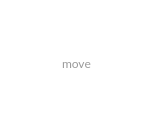
meganz/MEGAsync, file src/MEGASync/stalled_issues/gui/linux/StalledIssueFilePath.ui: the form before one commit.
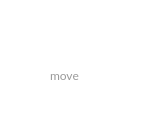
The form after the commit.

Commit message: UI fixes for Linux // Move to trash implemented for Linux

Diff of the .ui file:
```diff
--- a/src/MEGASync/stalled_issues/gui/linux/StalledIssueFilePath.ui
+++ b/src/MEGASync/stalled_issues/gui/linux/StalledIssueFilePath.ui
@@ -6,10 +6,16 @@
    <rect>
     <x>0</x>
     <y>0</y>
-    <width>165</width>
-    <height>116</height>
+    <width>145</width>
+    <height>133</height>
    </rect>
   </property>
+  <property name="sizePolicy">
+   <sizepolicy hsizetype="Preferred" vsizetype="Preferred">
+    <horstretch>0</horstretch>
+    <verstretch>0</verstretch>
+   </sizepolicy>
+  </property>
   <property name="windowTitle">
    <string notr="true"/>
   </property>
@@ -62,7 +68,7 @@
     <number>10</number>
    </property>
    <property name="bottomMargin">
-    <number>15</number>
+    <number>10</number>
    </property>
    <property name="horizontalSpacing">
     <number>9</number>
@@ -70,29 +76,201 @@
    <property name="verticalSpacing">
     <number>0</number>
    </property>
-   <item row="0" column="1">
-    <widget class="QLabel" name="LocalOrRemoteIcon">
-     <property name="minimumSize">
-      <size>
-       <width>24</width>
-       <height>24</height>
-      </size>
+   <item row="2" column="1" colspan="2" alignment="Qt::AlignTop">
+    <widget class="QWidget" name="file" native="true">
+     <property name="sizePolicy">
+      <sizepolicy hsizetype="Preferred" vsizetype="Preferred">
+       <horstretch>0</horstretch>
+       <verstretch>0</verstretch>
+      </sizepolicy>
      </property>
-     <property name="maximumSize">
-      <size>
-       <width>24</width>
-       <height>24</height>
-      </size>
+     <property name="styleSheet">
+      <string notr="true">#pathProblem
+{
+    font-family: Lato;
+    font-size: 12px;
+    line-height: 20px;
+    color: #999999;
+}
+
+#pathProblem
+{
+    color: #D90007;
+}</string>
      </property>
-     <property name="text">
-      <string/>
-     </property>
+     <layout class="QGridLayout" name="gridLayout_3">
+      <property name="leftMargin">
+       <number>0</number>
+      </property>
+      <property name="topMargin">
+       <number>0</number>
+      </property>
+      <property name="rightMargin">
+       <number>0</number>
+      </property>
+      <property name="bottomMargin">
+       <number>0</number>
+      </property>
+      <property name="spacing">
+       <number>0</number>
+      </property>
+      <item row="0" column="1">
+       <widget class="QWidget" name="filePathContainer" native="true">
+        <property name="sizePolicy">
+         <sizepolicy hsizetype="Expanding" vsizetype="Preferred">
+          <horstretch>0</horstretch>
+          <verstretch>0</verstretch>
+         </sizepolicy>
+        </property>
+        <property name="minimumSize">
+         <size>
+          <width>0</width>
+          <height>0</height>
+         </size>
+        </property>
+        <property name="maximumSize">
+         <size>
+          <width>16777215</width>
+          <height>16777215</height>
+         </size>
+        </property>
+        <property name="cursor">
+         <cursorShape>PointingHandCursor</cursorShape>
+        </property>
+        <property name="itsHover" stdset="0">
+         <bool>false</bool>
+        </property>
+        <layout class="QHBoxLayout" name="horizontalLayout" stretch="0,0,0">
+         <property name="spacing">
+          <number>3</number>
+         </property>
+         <property name="leftMargin">
+          <number>0</number>
+         </property>
+         <property name="topMargin">
+          <number>0</number>
+         </property>
+         <property name="rightMargin">
+          <number>0</number>
+         </property>
+         <property name="bottomMargin">
+          <number>0</number>
+         </property>
+         <item>
+          <widget class="QLabel" name="filePathIcon">
+           <property name="sizePolicy">
+            <sizepolicy hsizetype="Fixed" vsizetype="Fixed">
+             <horstretch>0</horstretch>
+             <verstretch>0</verstretch>
+            </sizepolicy>
+           </property>
+           <property name="minimumSize">
+            <size>
+             <width>24</width>
+             <height>24</height>
+            </size>
+           </property>
+           <property name="maximumSize">
+            <size>
+             <width>24</width>
+             <height>24</height>
+            </size>
+           </property>
+           <property name="text">
+            <string/>
+           </property>
+          </widget>
+         </item>
+         <item>
+          <widget class="QLabel" name="filePath">
+           <property name="sizePolicy">
+            <sizepolicy hsizetype="Expanding" vsizetype="Preferred">
+             <horstretch>0</horstretch>
+             <verstretch>0</verstretch>
+            </sizepolicy>
+           </property>
+           <property name="text">
+            <string/>
+           </property>
+          </widget>
+         </item>
+         <item>
+          <widget class="QLabel" name="filePathAction">
+           <property name="sizePolicy">
+            <sizepolicy hsizetype="Fixed" vsizetype="Fixed">
+             <horstretch>0</horstretch>
+             <verstretch>0</verstretch>
+            </sizepolicy>
+           </property>
+           <property name="minimumSize">
+            <size>
+             <width>16</width>
+             <height>16</height>
+            </size>
+           </property>
+           <property name="maximumSize">
+            <size>
+             <width>16</width>
+             <height>16</height>
+            </size>
+           </property>
+           <property name="text">
+            <string/>
+           </property>
+          </widget>
+         </item>
+        </layout>
+       </widget>
+      </item>
+      <item row="2" column="1">
+       <widget class="QLabel" name="pathProblem">
+        <property name="text">
+         <string/>
+        </property>
+       </widget>
+      </item>
+      <item row="0" column="0">
+       <widget class="QWidget" name="lines" native="true">
+        <property name="sizePolicy">
+         <sizepolicy hsizetype="Fixed" vsizetype="Fixed">
+          <horstretch>0</horstretch>
+          <verstretch>0</verstretch>
+         </sizepolicy>
+        </property>
+        <property name="minimumSize">
+         <size>
+          <width>24</width>
+          <height>24</height>
+         </size>
+        </property>
+        <property name="maximumSize">
+         <size>
+          <width>24</width>
+          <height>24</height>
+         </size>
+        </property>
+       </widget>
+      </item>
+      <item row="1" column="1">
+       <spacer name="verticalSpacer">
+        <property name="orientation">
+         <enum>Qt::Vertical</enum>
+        </property>
+        <property name="sizeType">
+         <enum>QSizePolicy::Fixed</enum>
+        </property>
+        <property name="sizeHint" stdset="0">
+         <size>
+          <width>0</width>
+          <height>3</height>
+         </size>
+        </property>
+       </spacer>
+      </item>
+     </layout>
     </widget>
    </item>
-   <item row="1" column="1">
-    <widget class="QWidget" name="lines" native="true"/>
-   </item>
-   <item row="0" column="2" alignment="Qt::AlignLeft">
+   <item row="0" column="2" alignment="Qt::AlignLeft|Qt::AlignTop">
     <widget class="QLabel" name="LocalOrRemoteText">
      <property name="styleSheet">
       <string notr="true">#LocalOrRemoteText
@@ -108,131 +286,13 @@
      </property>
     </widget>
    </item>
-   <item row="1" column="2">
-    <widget class="QWidget" name="filePathContainer" native="true">
-     <property name="sizePolicy">
-      <sizepolicy hsizetype="Expanding" vsizetype="Preferred">
-       <horstretch>0</horstretch>
-       <verstretch>0</verstretch>
-      </sizepolicy>
-     </property>
-     <property name="minimumSize">
-      <size>
-       <width>0</width>
-       <height>24</height>
-      </size>
-     </property>
-     <property name="maximumSize">
-      <size>
-       <width>16777215</width>
-       <height>24</height>
-      </size>
-     </property>
-     <property name="cursor">
-      <cursorShape>PointingHandCursor</cursorShape>
-     </property>
-     <property name="styleSheet">
-      <string notr="true"/>
-     </property>
-     <property name="itsHover" stdset="0">
-      <bool>false</bool>
-     </property>
-     <layout class="QHBoxLayout" name="horizontalLayout" stretch="0,1,0,0">
-      <property name="spacing">
-       <number>3</number>
-      </property>
-      <property name="leftMargin">
-       <number>0</number>
-      </property>
-      <property name="topMargin">
-       <number>0</number>
-      </property>
-      <property name="rightMargin">
-       <number>0</number>
-      </property>
-      <property name="bottomMargin">
-       <number>0</number>
-      </property>
-      <item>
-       <widget class="QLabel" name="filePathIcon">
-        <property name="minimumSize">
-         <size>
-          <width>24</width>
-          <height>24</height>
-         </size>
-        </property>
-        <property name="maximumSize">
-         <size>
-          <width>24</width>
-          <height>24</height>
-         </size>
-        </property>
-        <property name="text">
-         <string/>
-        </property>
-       </widget>
-      </item>
-      <item>
-       <widget class="QLabel" name="filePath">
-        <property name="text">
-         <string/>
-        </property>
-       </widget>
-      </item>
-      <item>
-       <spacer name="horizontalSpacer">
-        <property name="orientation">
-         <enum>Qt::Horizontal</enum>
-        </property>
-        <property name="sizeHint" stdset="0">
-         <size>
-          <width>0</width>
-          <height>0</height>
-         </size>
-        </property>
-       </spacer>
-      </item>
-      <item>
-       <widget class="QLabel" name="filePathAction">
-        <property name="sizePolicy">
-         <sizepolicy hsizetype="Fixed" vsizetype="Fixed">
-          <horstretch>0</horstretch>
-          <verstretch>0</verstretch>
-         </sizepolicy>
-        </property>
-        <property name="minimumSize">
-         <size>
-          <width>16</width>
-          <height>16</height>
-         </size>
-        </property>
-        <property name="maximumSize">
-         <size>
-          <width>16</width>
-          <height>16</height>
-         </size>
-        </property>
-        <property name="text">
-         <string/>
-        </property>
-       </widget>
-      </item>
-     </layout>
-    </widget>
-   </item>
-   <item row="2" column="2">
+   <item row="3" column="1" colspan="2" alignment="Qt::AlignTop">
     <widget class="QWidget" name="moveFile" native="true">
-     <property name="minimumSize">
-      <size>
-       <width>0</width>
-       <height>50</height>
-      </size>
-     </property>
-     <property name="maximumSize">
-      <size>
-       <width>16777215</width>
-       <height>50</height>
-      </size>
+     <property name="sizePolicy">
+      <sizepolicy hsizetype="Preferred" vsizetype="Preferred">
+       <horstretch>0</horstretch>
+       <verstretch>0</verstretch>
+      </sizepolicy>
      </property>
      <property name="styleSheet">
       <string notr="true">#moveLabel
@@ -241,11 +301,24 @@
     font-size: 12px;
     line-height: 20px;
     color: #999999;
+}
+
+#movePathProblem
+{
+    font-family: Lato;
+    font-size: 12px;
+    line-height: 20px;
+    color: #999999;
+}
+
+#movePathProblem
+{
+    color: #D90007;
 }</string>
      </property>
      <layout class="QGridLayout" name="gridLayout_2">
       <property name="leftMargin">
-       <number>0</number>
+       <number>24</number>
       </property>
       <property name="topMargin">
        <number>0</number>
@@ -257,48 +330,95 @@
        <number>0</number>
       </property>
       <property name="spacing">
-       <number>3</number>
+       <number>0</number>
       </property>
-      <item row="0" column="2">
-       <widget class="QLabel" name="moveLabel">
+      <item row="3" column="0" colspan="2">
+       <widget class="QLabel" name="movePathProblem">
         <property name="text">
-         <string>move</string>
+         <string/>
         </property>
        </widget>
       </item>
-      <item row="0" column="1">
-       <widget class="QWidget" name="moveLines" native="true">
-        <property name="minimumSize">
-         <size>
-          <width>13</width>
-          <height>24</height>
-         </size>
-        </property>
-        <property name="maximumSize">
-         <size>
-          <width>13</width>
-          <height>24</height>
-         </size>
-        </property>
+      <item row="0" column="0" colspan="2">
+       <widget class="QWidget" name="moveHeader" native="true">
+        <layout class="QHBoxLayout" name="horizontalLayout_3">
+         <property name="spacing">
+          <number>3</number>
+         </property>
+         <property name="leftMargin">
+          <number>0</number>
+         </property>
+         <property name="topMargin">
+          <number>0</number>
+         </property>
+         <property name="rightMargin">
+          <number>0</number>
+         </property>
+         <property name="bottomMargin">
+          <number>0</number>
+         </property>
+         <item>
+          <spacer name="horizontalSpacer_3">
+           <property name="orientation">
+            <enum>Qt::Horizontal</enum>
+           </property>
+           <property name="sizeType">
+            <enum>QSizePolicy::Fixed</enum>
+           </property>
+           <property name="sizeHint" stdset="0">
+            <size>
+             <width>10</width>
+             <height>0</height>
+            </size>
+           </property>
+          </spacer>
+         </item>
+         <item>
+          <widget class="QWidget" name="moveLines" native="true">
+           <property name="sizePolicy">
+            <sizepolicy hsizetype="Fixed" vsizetype="Preferred">
+             <horstretch>0</horstretch>
+             <verstretch>0</verstretch>
+            </sizepolicy>
+           </property>
+           <property name="minimumSize">
+            <size>
+             <width>13</width>
+             <height>0</height>
+            </size>
+           </property>
+           <property name="maximumSize">
+            <size>
+             <width>13</width>
+             <height>16777215</height>
+            </size>
+           </property>
+          </widget>
+         </item>
+         <item>
+          <widget class="QLabel" name="moveLabel">
+           <property name="text">
+            <string>move</string>
+           </property>
+          </widget>
+         </item>
+         <item>
+          <spacer name="horizontalSpacer_4">
+           <property name="orientation">
+            <enum>Qt::Horizontal</enum>
+           </property>
+           <property name="sizeHint" stdset="0">
+            <size>
+             <width>0</width>
+             <height>0</height>
+            </size>
+           </property>
+          </spacer>
+         </item>
+        </layout>
        </widget>
       </item>
-      <item row="0" column="0">
-       <spacer name="horizontalSpacer_3">
-        <property name="orientation">
-         <enum>Qt::Horizontal</enum>
-        </property>
-        <property name="sizeType">
-         <enum>QSizePolicy::Fixed</enum>
-        </property>
-        <property name="sizeHint" stdset="0">
-         <size>
-          <width>10</width>
-          <height>0</height>
-         </size>
-        </property>
-       </spacer>
-      </item>
-      <item row="1" column="0" colspan="3">
+      <item row="1" column="0" colspan="2">
        <widget class="QWidget" name="moveFilePathContainer" native="true">
         <property name="cursor">
          <cursorShape>PointingHandCursor</cursorShape>
@@ -327,6 +447,12 @@
          </property>
          <item>
           <widget class="QLabel" name="moveFilePathIcon">
+           <property name="sizePolicy">
+            <sizepolicy hsizetype="Fixed" vsizetype="Fixed">
+             <horstretch>0</horstretch>
+             <verstretch>0</verstretch>
+            </sizepolicy>
+           </property>
            <property name="minimumSize">
             <size>
              <width>24</width>
@@ -346,6 +472,12 @@
          </item>
          <item>
           <widget class="QLabel" name="moveFilePath">
+           <property name="sizePolicy">
+            <sizepolicy hsizetype="Expanding" vsizetype="Preferred">
+             <horstretch>0</horstretch>
+             <verstretch>0</verstretch>
+            </sizepolicy>
+           </property>
            <property name="text">
             <string/>
            </property>
@@ -392,9 +524,50 @@
         </layout>
        </widget>
       </item>
+      <item row="2" column="0">
+       <spacer name="verticalSpacer_2">
+        <property name="orientation">
+         <enum>Qt::Vertical</enum>
+        </property>
+        <property name="sizeType">
+         <enum>QSizePolicy::Fixed</enum>
+        </property>
+        <property name="sizeHint" stdset="0">
+         <size>
+          <width>0</width>
+          <height>3</height>
+         </size>
+        </property>
+       </spacer>
+      </item>
      </layout>
     </widget>
    </item>
+   <item row="0" column="1" alignment="Qt::AlignTop">
+    <widget class="QLabel" name="LocalOrRemoteIcon">
+     <property name="sizePolicy">
+      <sizepolicy hsizetype="Fixed" vsizetype="Fixed">
+       <horstretch>0</horstretch>
+       <verstretch>0</verstretch>
+      </sizepolicy>
+     </property>
+     <property name="minimumSize">
+      <size>
+       <width>24</width>
+       <height>24</height>
+      </size>
+     </property>
+     <property name="maximumSize">
+      <size>
+       <width>24</width>
+       <height>24</height>
+      </size>
+     </property>
+     <property name="text">
+      <string/>
+     </property>
+    </widget>
+   </item>
    <item row="0" column="0">
     <spacer name="indent">
      <property name="orientation">
```
The commit also changes 10 other files.
